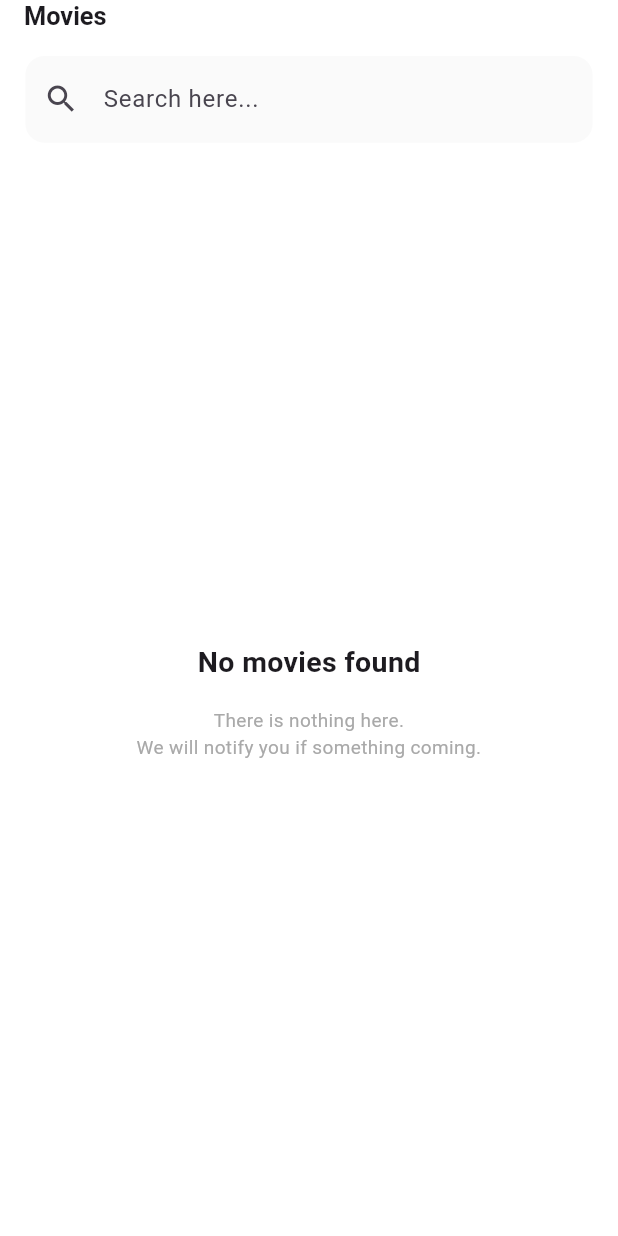
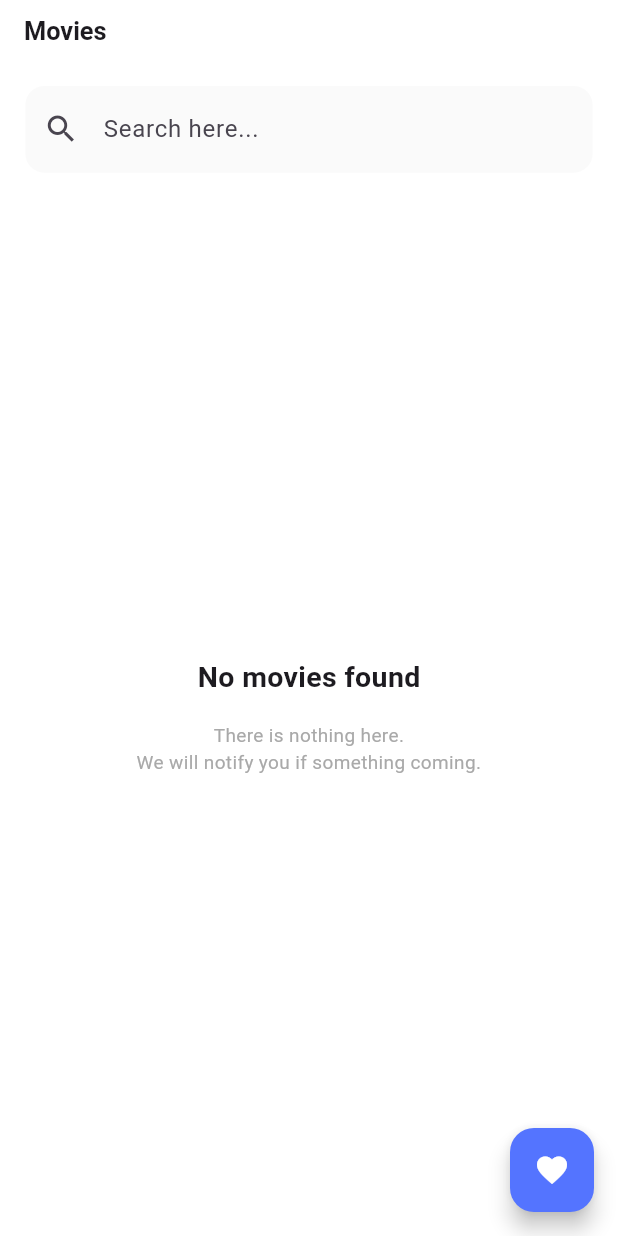
Before and after one commit to MirzaUkas/movie_app, a Flutter app: the screen it shows after launch, on a phone screen of 412 x 824 dp. Run offline on Flutter 3.47's test engine with Material 3 defaults, Android fonts, the phone set to English and light mode, and no system bars; our stand-ins replace cached_network_image, get, hive, jiffy, tuple; accounts and stored records are empty; network calls fail.

Commit message:
feat: add favorite cta & polishing homepage ui

```diff
--- a/lib/presentation/pages/home/home_page.dart
+++ b/lib/presentation/pages/home/home_page.dart
@@ -1,13 +1,15 @@
 import 'package:flutter/material.dart';
 import 'package:get/get.dart';
 import 'package:movie_app/core/extensions/color_extension.dart';
-import 'package:movie_app/core/extensions/number_extension.dart';
 import 'package:movie_app/core/themes/theme_fonts.dart';
 import 'package:movie_app/core/themes/theme_padding.dart';
 import 'package:movie_app/presentation/controllers/movies/movies_binding.dart';
 import 'package:movie_app/presentation/controllers/movies/movies_controller.dart';
+import 'package:movie_app/presentation/pages/favorite/favorite_page.dart';
+import 'package:movie_app/presentation/pages/home/widgets/empty_movie_widget.dart';
 import 'package:movie_app/presentation/pages/home/widgets/movie_widget.dart';
 import 'package:movie_app/presentation/pages/home/widgets/search_widget.dart';
+
 
 class HomePage extends StatefulWidget {
   const HomePage({super.key});
@@ -49,10 +51,18 @@ class _HomePageState extends State<HomePage> {
       builder: (controller) {
         return Scaffold(
           backgroundColor: Colors.white,
+          floatingActionButton: FloatingActionButton(
+            backgroundColor: HexColor("5474FF"),
+            onPressed: () {
+              Get.to(FavoritePage());
+            },
+            child: Icon(Icons.favorite, color: Colors.white,),
+          ),
           appBar: AppBar(
             title: Text("Movies", style: ThemeFonts.titleSmall),
             backgroundColor: Colors.white,
             surfaceTintColor: Colors.transparent,
+            actionsPadding: ThemePadding.pr16 + ThemePadding.pb16,
             elevation: 8,
             bottom: SearchWidget(controller: _searchController),
           ),
@@ -70,23 +80,7 @@ class _HomePageState extends State<HomePage> {
                       );
                     },
                   )
-                  : Center(
-                    child: Column(
-                      mainAxisAlignment: MainAxisAlignment.center,
-                      crossAxisAlignment: CrossAxisAlignment.center,
-                      spacing: 16.ds,
-                      children: [
-                        Text("No movies found", style: ThemeFonts.titleMedium),
-                        Text(
-                          "There is nothing here.\nWe will notify you if something coming.",
-                          textAlign: TextAlign.center,
-                          style: ThemeFonts.bodyXSmall.copyWith(
-                            color: HexColor("A9A9A9"),
-                          ),
-                        ),
-                      ],
-                    ),
-                  ),
+                  : EmptyMovieWidget(),
         );
       },
     );
--- /dev/null
+++ b/lib/presentation/pages/home/widgets/empty_movie_widget.dart
@@ -0,0 +1,30 @@
+import 'package:flutter/cupertino.dart';
+import 'package:movie_app/core/extensions/number_extension.dart';
+
+import '../../../../core/extensions/color_extension.dart';
+import '../../../../core/themes/theme_fonts.dart';
+
+class EmptyMovieWidget extends StatelessWidget {
+  const EmptyMovieWidget({super.key});
+
+  @override
+  Widget build(BuildContext context) {
+    return Center(
+      child: Column(
+        mainAxisAlignment: MainAxisAlignment.center,
+        crossAxisAlignment: CrossAxisAlignment.center,
+        spacing: 16.ds,
+        children: [
+          Text("No movies found", style: ThemeFonts.titleMedium),
+          Text(
+            "There is nothing here.\nWe will notify you if something coming.",
+            textAlign: TextAlign.center,
+            style: ThemeFonts.bodyXSmall.copyWith(
+              color: HexColor("A9A9A9"),
+            ),
+          ),
+        ],
+      ),
+    );
+  }
+}
--- a/lib/presentation/pages/home/widgets/search_widget.dart
+++ b/lib/presentation/pages/home/widgets/search_widget.dart
@@ -11,7 +11,7 @@ class SearchWidget extends StatelessWidget implements PreferredSizeWidget {
   @override
   Widget build(BuildContext context) {
     return Padding(
-      padding: ThemePadding.pa16,
+      padding: ThemePadding.ph16 + ThemePadding.pb16 + ThemePadding.pt16,
       child: TextField(
         controller: controller,
         decoration: InputDecoration(
@@ -30,5 +30,5 @@ class SearchWidget extends StatelessWidget implements PreferredSizeWidget {
   }
 
   @override
-  Size get preferredSize => const Size.fromHeight(kToolbarHeight);
+  Size get preferredSize => const Size.fromHeight(kToolbarHeight + 20);
 }
```
Also changed, not shown: lib/presentation/pages/home/widgets/movie_widget.dart (+1 -14 lines).
